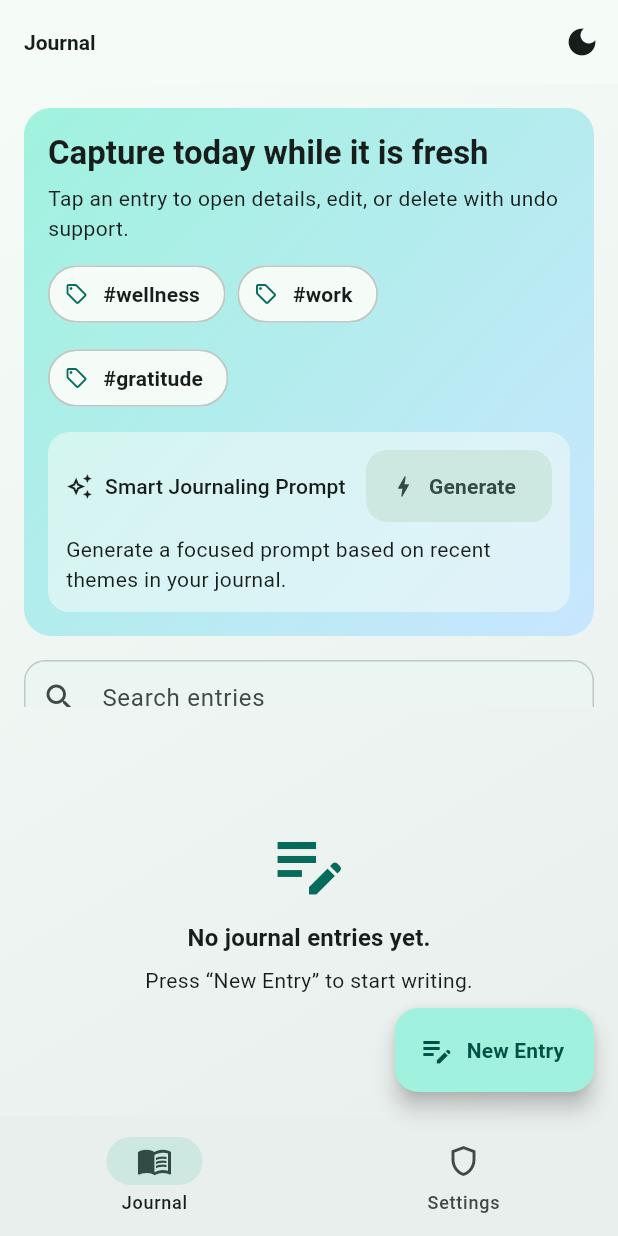
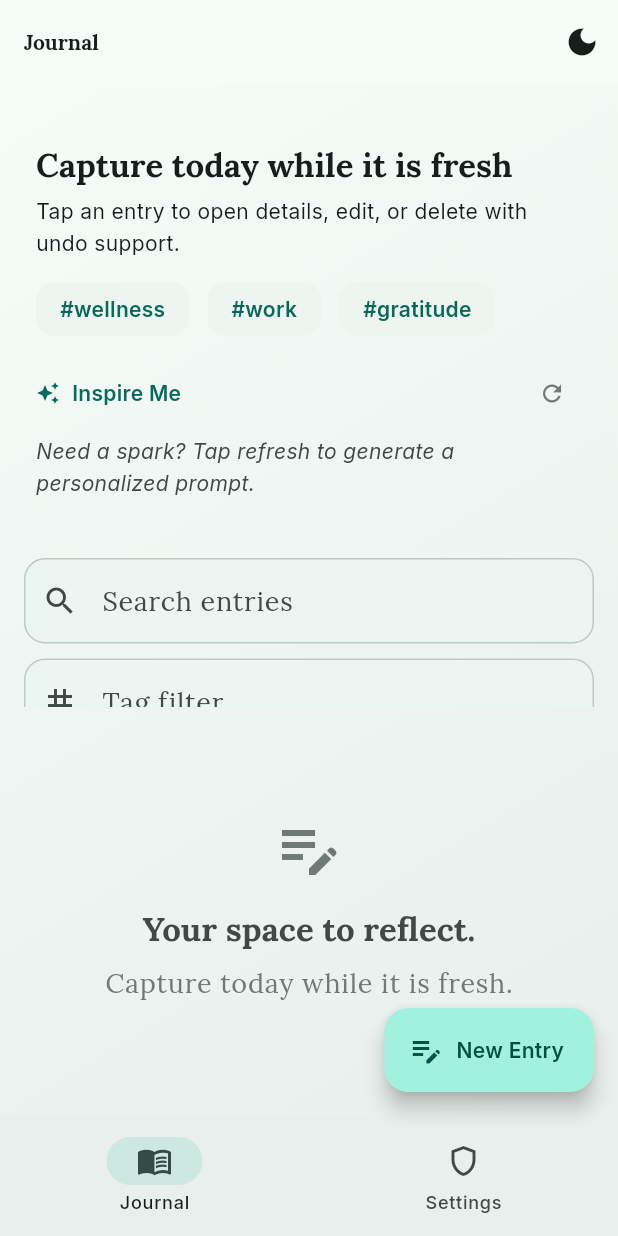
Before and after one commit to TikiTakaTerror/Journal-App, a Flutter app: the screen it shows after launch, on a phone screen of 412 x 824 dp. Run offline on Flutter 3.47's test engine with Material 3 defaults, Android fonts, the phone set to English and light mode, and no system bars; our stand-ins replace flutter_riverpod, flutter_secure_storage, google_fonts, retry, shared_preferences, sqflite_sqlcipher; accounts and stored records are empty.

Commit message:
Antigravity atempt

```diff
--- a/lib/app/theme.dart
+++ b/lib/app/theme.dart
@@ -1,4 +1,5 @@
 import 'package:flutter/material.dart';
+import 'package:google_fonts/google_fonts.dart';
 
 class AppTheme {
   const AppTheme._();
@@ -40,30 +41,30 @@ class AppTheme {
       colorScheme: scheme,
     );
 
-    final textTheme = base.textTheme.copyWith(
-      headlineLarge: base.textTheme.headlineLarge?.copyWith(
+    final lora = GoogleFonts.loraTextTheme(base.textTheme);
+    final inter = GoogleFonts.interTextTheme(base.textTheme);
+
+    final textTheme = inter.copyWith(
+      headlineLarge: lora.headlineLarge?.copyWith(
         fontWeight: FontWeight.w700,
+        letterSpacing: -0.5,
+      ),
+      headlineMedium: lora.headlineMedium?.copyWith(
+        fontWeight: FontWeight.w700,
+        letterSpacing: -0.5,
+      ),
+      headlineSmall: lora.headlineSmall?.copyWith(
+        fontWeight: FontWeight.w600,
         letterSpacing: -0.3,
       ),
-      headlineMedium: base.textTheme.headlineMedium?.copyWith(
-        fontWeight: FontWeight.w700,
-        letterSpacing: -0.3,
+      titleLarge: lora.titleLarge?.copyWith(fontWeight: FontWeight.w700),
+      titleMedium: inter.titleMedium?.copyWith(fontWeight: FontWeight.w600),
+      labelLarge: inter.labelLarge?.copyWith(
+        fontWeight: FontWeight.w600,
+        letterSpacing: 0.2,
       ),
-      headlineSmall: base.textTheme.headlineSmall?.copyWith(
-        fontWeight: FontWeight.w700,
-        letterSpacing: -0.3,
-      ),
-      titleLarge: base.textTheme.titleLarge?.copyWith(
-        fontWeight: FontWeight.w700,
-      ),
-      titleMedium: base.textTheme.titleMedium?.copyWith(
-        fontWeight: FontWeight.w600,
-      ),
-      labelLarge: base.textTheme.labelLarge?.copyWith(
-        fontWeight: FontWeight.w600,
-      ),
-      bodyLarge: base.textTheme.bodyLarge?.copyWith(height: 1.45),
-      bodyMedium: base.textTheme.bodyMedium?.copyWith(height: 1.4),
+      bodyLarge: lora.bodyLarge?.copyWith(height: 1.6, fontSize: 18),
+      bodyMedium: inter.bodyMedium?.copyWith(height: 1.5),
     );
 
     final inputBorder = OutlineInputBorder(
--- a/lib/features/journal/presentation/pages/journal_home_page.dart
+++ b/lib/features/journal/presentation/pages/journal_home_page.dart
@@ -228,10 +228,14 @@ class _FilterPanel extends StatelessWidget {
       onChanged: onTagChanged,
     );
 
-    final resetButton = OutlinedButton.icon(
+    final resetButton = OutlinedButton(
       onPressed: onReset,
-      icon: const Icon(Icons.refresh),
-      label: const Text('Reset'),
+      style: OutlinedButton.styleFrom(
+        side: BorderSide.none,
+        foregroundColor: Theme.of(context).colorScheme.onSurfaceVariant,
+        padding: const EdgeInsets.symmetric(horizontal: 16),
+      ),
+      child: const Text('Clear'),
     );
 
     if (isCompact) {
@@ -294,15 +298,8 @@ class _HeaderCard extends StatelessWidget {
   Widget build(BuildContext context) {
     final colorScheme = Theme.of(context).colorScheme;
     return Container(
-      padding: const EdgeInsets.all(16),
-      decoration: BoxDecoration(
-        borderRadius: BorderRadius.circular(18),
-        gradient: LinearGradient(
-          colors: [colorScheme.primaryContainer, colorScheme.tertiaryContainer],
-          begin: Alignment.topLeft,
-          end: Alignment.bottomRight,
-        ),
-      ),
+      padding: const EdgeInsets.symmetric(vertical: 24, horizontal: 8),
+      decoration: BoxDecoration(color: Colors.transparent),
       child: Column(
         crossAxisAlignment: CrossAxisAlignment.start,
         children: [
@@ -317,8 +314,8 @@ class _HeaderCard extends StatelessWidget {
           ),
           const SizedBox(height: 10),
           Wrap(
-            spacing: 8,
-            runSpacing: 8,
+            spacing: 12,
+            runSpacing: 12,
             children: [
               _QuickTagChip(label: 'wellness', onTap: onQuickTag),
               _QuickTagChip(label: 'work', onTap: onQuickTag),
@@ -356,62 +353,64 @@ class _SmartPromptPanel extends StatelessWidget {
     final hasPrompt = promptText != null && promptText!.trim().isNotEmpty;
     final colorScheme = Theme.of(context).colorScheme;
 
-    return Container(
-      padding: const EdgeInsets.all(12),
-      decoration: BoxDecoration(
-        borderRadius: BorderRadius.circular(14),
-        color: colorScheme.surface.withValues(alpha: 0.55),
-      ),
-      child: Column(
+    return Column(
       crossAxisAlignment: CrossAxisAlignment.start,
       children: [
         Row(
           children: [
-              const Icon(Icons.auto_awesome_outlined, size: 18),
+            Icon(Icons.auto_awesome, size: 16, color: colorScheme.primary),
             const SizedBox(width: 8),
-              Expanded(
-                child: Text(
-                  'Smart Journaling Prompt',
-                  style: Theme.of(context).textTheme.titleSmall,
+            Text(
+              'Inspire Me',
+              style: Theme.of(
+                context,
+              ).textTheme.labelLarge?.copyWith(color: colorScheme.primary),
             ),
-              ),
-              FilledButton.tonalIcon(
-                key: JournalHomePage.generatePromptButtonKey,
-                onPressed: promptLoading
-                    ? null
-                    : () {
-                        unawaited(onGeneratePrompt());
-                      },
-                icon: promptLoading
-                    ? const SizedBox(
+            const Spacer(),
+            if (promptLoading)
+              const SizedBox(
                 width: 14,
                 height: 14,
                 child: CircularProgressIndicator(strokeWidth: 2),
               )
-                    : const Icon(Icons.bolt),
-                label: const Text('Generate'),
+            else
+              IconButton(
+                key: JournalHomePage.generatePromptButtonKey,
+                onPressed: () {
+                  unawaited(onGeneratePrompt());
+                },
+                icon: const Icon(Icons.refresh, size: 18),
+                visualDensity: VisualDensity.compact,
+                padding: EdgeInsets.zero,
+                constraints: const BoxConstraints(),
+                color: colorScheme.outline,
               ),
           ],
         ),
         const SizedBox(height: 8),
-          Text(
-            key: JournalHomePage.promptTextKey,
+        AnimatedSwitcher(
+          duration: const Duration(milliseconds: 400),
+          child: Text(
+            key: ValueKey(hasPrompt ? promptText : 'empty_prompt'),
             hasPrompt
                 ? promptText!
-                : 'Generate a focused prompt based on recent themes in your journal.',
-            style: Theme.of(context).textTheme.bodyMedium,
+                : 'Need a spark? Tap refresh to generate a personalized prompt.',
+            style: Theme.of(context).textTheme.bodyMedium?.copyWith(
+              fontStyle: FontStyle.italic,
+              color: colorScheme.onSurfaceVariant,
+            ),
+          ),
         ),
         if (promptError != null && promptError!.isNotEmpty) ...[
-            const SizedBox(height: 6),
+          const SizedBox(height: 8),
           Text(
-              promptError!,
-              style: Theme.of(
-                context,
-              ).textTheme.bodySmall?.copyWith(color: colorScheme.error),
+            'Unable to load prompt right now. Try again later.',
+            style: Theme.of(context).textTheme.bodySmall?.copyWith(
+              color: colorScheme.outline, // Subtle error styling
+            ),
           ),
         ],
       ],
-      ),
     );
   }
 }
@@ -422,11 +421,17 @@ class _QuickTagChip extends StatelessWidget {
   final String label;
   final ValueChanged<String> onTap;
 
-  @override
   Widget build(BuildContext context) {
     return ActionChip(
-      label: Text('#$label'),
-      avatar: const Icon(Icons.local_offer_outlined, size: 16),
+      label: Text(
+        '#$label',
+        style: TextStyle(color: Theme.of(context).colorScheme.primary),
+      ),
+      backgroundColor: Theme.of(
+        context,
+      ).colorScheme.surfaceContainerHighest.withValues(alpha: 0.3),
+      side: BorderSide.none,
+      shape: RoundedRectangleBorder(borderRadius: BorderRadius.circular(12)),
       onPressed: () => onTap(label),
     );
   }
@@ -438,14 +443,25 @@ class _EntryCard extends StatelessWidget {
   final JournalEntry entry;
   final VoidCallback onTap;
 
-  @override
   Widget build(BuildContext context) {
     return Card(
+      elevation: 0,
+      margin: EdgeInsets.zero,
+      color: Colors.transparent,
+      shape: RoundedRectangleBorder(
+        borderRadius: BorderRadius.circular(16),
+        side: BorderSide(
+          color: Theme.of(
+            context,
+          ).colorScheme.outlineVariant.withValues(alpha: 0.4),
+          width: 1,
+        ),
+      ),
       clipBehavior: Clip.hardEdge,
       child: InkWell(
         onTap: onTap,
         child: Padding(
-          padding: const EdgeInsets.all(14),
+          padding: const EdgeInsets.all(20),
           child: Column(
             crossAxisAlignment: CrossAxisAlignment.start,
             children: [
@@ -527,18 +543,22 @@ class _EmptyState extends StatelessWidget {
                 children: [
                   Icon(
                     Icons.edit_note,
-                    size: 56,
-                    color: Theme.of(context).colorScheme.primary,
+                    size: 48,
+                    color: Theme.of(context).colorScheme.outline,
                   ),
-                  const SizedBox(height: 10),
+                  const SizedBox(height: 16),
                   Text(
-                    'No journal entries yet.',
-                    style: Theme.of(context).textTheme.titleMedium,
+                    'Your space to reflect.',
+                    style: Theme.of(context).textTheme.titleLarge?.copyWith(
+                      color: Theme.of(context).colorScheme.onSurfaceVariant,
                     ),
-                  const SizedBox(height: 6),
+                  ),
+                  const SizedBox(height: 8),
                   Text(
-                    'Press “New Entry” to start writing.',
-                    style: Theme.of(context).textTheme.bodyMedium,
+                    'Capture today while it is fresh.',
+                    style: Theme.of(context).textTheme.bodyLarge?.copyWith(
+                      color: Theme.of(context).colorScheme.outline,
+                    ),
                   ),
                 ],
               ),
--- a/pubspec.yaml
+++ b/pubspec.yaml
@@ -41,6 +41,8 @@ dependencies:
   sqflite_sqlcipher: ^3.4.0
   sqlcipher_flutter_libs: ^0.6.8
   uuid: ^4.5.1
+  retry: ^3.1.2
+  google_fonts: ^8.0.2
 
 dev_dependencies:
   flutter_test:
```
Also changed, not shown: lib/features/ai/infrastructure/openai/openai_cloud_ai_service.dart (+47 -13 lines), lib/features/journal/presentation/pages/journal_editor_page.dart (+97 -84 lines), pubspec.lock, 3 other files. Lines whose indentation alone changed are shown as unchanged.
